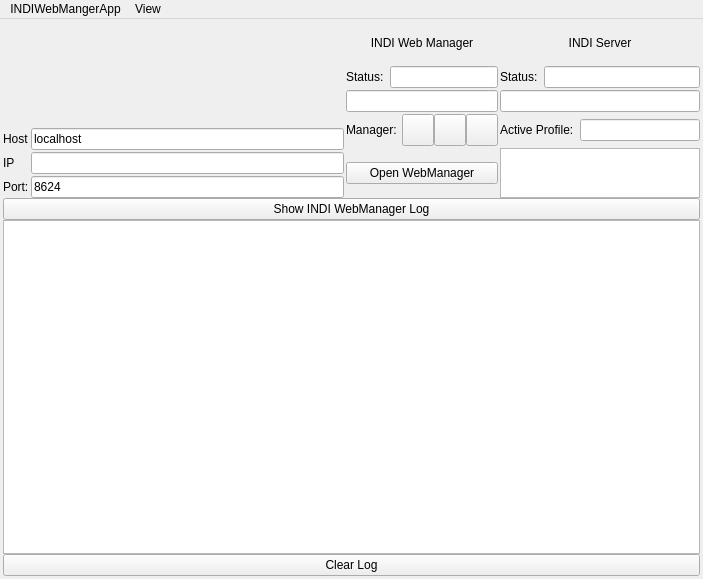
The window that src/mainwindow.ui (rlancaste/INDIWebManagerApp) describes before a commit, drawn with Qt 5.
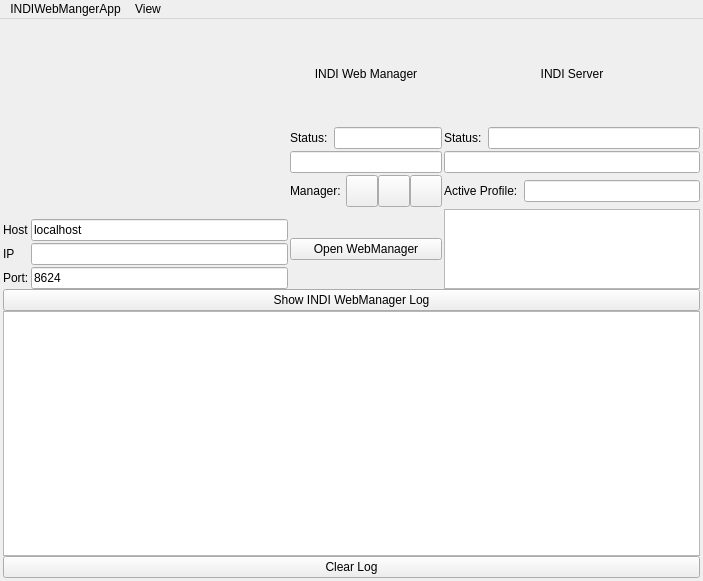
The same window after the commit.

Patch:
```diff
--- a/src/mainwindow.ui
+++ b/src/mainwindow.ui
@@ -7,7 +7,7 @@
     <x>0</x>
     <y>0</y>
     <width>703</width>
-    <height>579</height>
+    <height>581</height>
    </rect>
   </property>
   <property name="sizePolicy">
@@ -43,7 +43,7 @@
      <number>3</number>
     </property>
     <item>
-     <layout class="QHBoxLayout" name="horizontalLayout" stretch="1,0,0">
+     <layout class="QHBoxLayout" name="horizontalLayout" stretch="0,0,0">
       <property name="spacing">
        <number>2</number>
       </property>
@@ -135,15 +135,22 @@
        </layout>
       </item>
       <item>
-       <layout class="QGridLayout" name="gridLayout_2">
+       <layout class="QGridLayout" name="gridLayout_2" rowstretch="0,0,0,0,1" columnstretch="0,0,0,0">
         <property name="leftMargin">
          <number>0</number>
         </property>
         <property name="spacing">
          <number>2</number>
         </property>
-        <item row="2" column="3">
-         <widget class="QLineEdit" name="displayINDIServerPath"/>
+        <item row="0" column="0">
+         <widget class="QLabel" name="label_9">
+          <property name="text">
+           <string>INDI Web Manager</string>
+          </property>
+          <property name="alignment">
+           <set>Qt::AlignCenter</set>
+          </property>
+         </widget>
         </item>
         <item row="3" column="0">
          <layout class="QHBoxLayout" name="horizontalLayout_2">
@@ -222,6 +229,9 @@
           </item>
          </layout>
         </item>
+        <item row="2" column="3">
+         <widget class="QLineEdit" name="displayINDIServerPath"/>
+        </item>
         <item row="4" column="0">
          <widget class="QPushButton" name="openWebManager">
           <property name="text">
@@ -229,78 +239,9 @@
           </property>
          </widget>
         </item>
-        <item row="3" column="3">
-         <layout class="QHBoxLayout" name="horizontalLayout_8">
-          <item>
-           <widget class="QLabel" name="label_8">
-            <property name="text">
-             <string>Active Profile:</string>
-            </property>
-           </widget>
-          </item>
-          <item>
-           <widget class="QLineEdit" name="activeProfileDisplay">
-            <property name="readOnly">
-             <bool>true</bool>
-            </property>
-           </widget>
-          </item>
-         </layout>
-        </item>
         <item row="2" column="0">
          <widget class="QLineEdit" name="displayWebManagerPath"/>
         </item>
-        <item row="0" column="3">
-         <widget class="QLabel" name="label_10">
-          <property name="text">
-           <string>INDI Server</string>
-          </property>
-          <property name="alignment">
-           <set>Qt::AlignCenter</set>
-          </property>
-         </widget>
-        </item>
-        <item row="4" column="3">
-         <widget class="QPlainTextEdit" name="driversDisplay">
-          <property name="sizePolicy">
-           <sizepolicy hsizetype="Preferred" vsizetype="Preferred">
-            <horstretch>0</horstretch>
-            <verstretch>0</verstretch>
-           </sizepolicy>
-          </property>
-          <property name="maximumSize">
-           <size>
-            <width>200</width>
-            <height>50</height>
-           </size>
-          </property>
-          <property name="baseSize">
-           <size>
-            <width>0</width>
-            <height>0</height>
-           </size>
-          </property>
-          <property name="acceptDrops">
-           <bool>false</bool>
-          </property>
-          <property name="undoRedoEnabled">
-           <bool>false</bool>
-          </property>
-          <property name="readOnly">
-           <bool>true</bool>
-          </property>
-         </widget>
-        </item>
-        <item row="0" column="0">
-         <widget class="QLabel" name="label_9">
-          <property name="text">
-           <string>INDI Web Manager</string>
-          </property>
-          <property name="alignment">
-           <set>Qt::AlignCenter</set>
-          </property>
-         </widget>
-        </item>
         <item row="1" column="0">
          <layout class="QHBoxLayout" name="horizontalLayout_4">
           <property name="leftMargin">
@@ -322,6 +263,34 @@
           </item>
          </layout>
         </item>
+        <item row="0" column="3">
+         <widget class="QLabel" name="label_10">
+          <property name="text">
+           <string>INDI Server</string>
+          </property>
+          <property name="alignment">
+           <set>Qt::AlignCenter</set>
+          </property>
+         </widget>
+        </item>
+        <item row="3" column="3">
+         <layout class="QHBoxLayout" name="horizontalLayout_8">
+          <item>
+           <widget class="QLabel" name="label_8">
+            <property name="text">
+             <string>Active Profile:</string>
+            </property>
+           </widget>
+          </item>
+          <item>
+           <widget class="QLineEdit" name="activeProfileDisplay">
+            <property name="readOnly">
+             <bool>true</bool>
+            </property>
+           </widget>
+          </item>
+         </layout>
+        </item>
         <item row="1" column="3">
          <layout class="QHBoxLayout" name="horizontalLayout_5">
           <property name="leftMargin">
@@ -343,6 +312,34 @@
           </item>
          </layout>
         </item>
+        <item row="4" column="3">
+         <widget class="QListWidget" name="driversDisplay">
+          <property name="sizePolicy">
+           <sizepolicy hsizetype="Expanding" vsizetype="MinimumExpanding">
+            <horstretch>0</horstretch>
+            <verstretch>0</verstretch>
+           </sizepolicy>
+          </property>
+          <property name="minimumSize">
+           <size>
+            <width>0</width>
+            <height>0</height>
+           </size>
+          </property>
+          <property name="maximumSize">
+           <size>
+            <width>16777215</width>
+            <height>80</height>
+           </size>
+          </property>
+          <property name="baseSize">
+           <size>
+            <width>0</width>
+            <height>0</height>
+           </size>
+          </property>
+         </widget>
+        </item>
        </layout>
       </item>
       <item>
```
